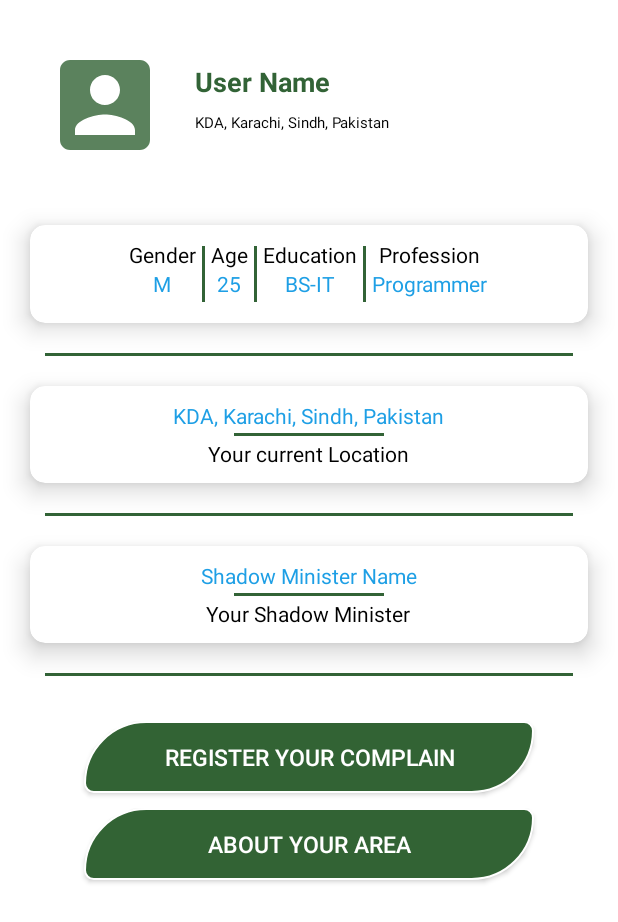
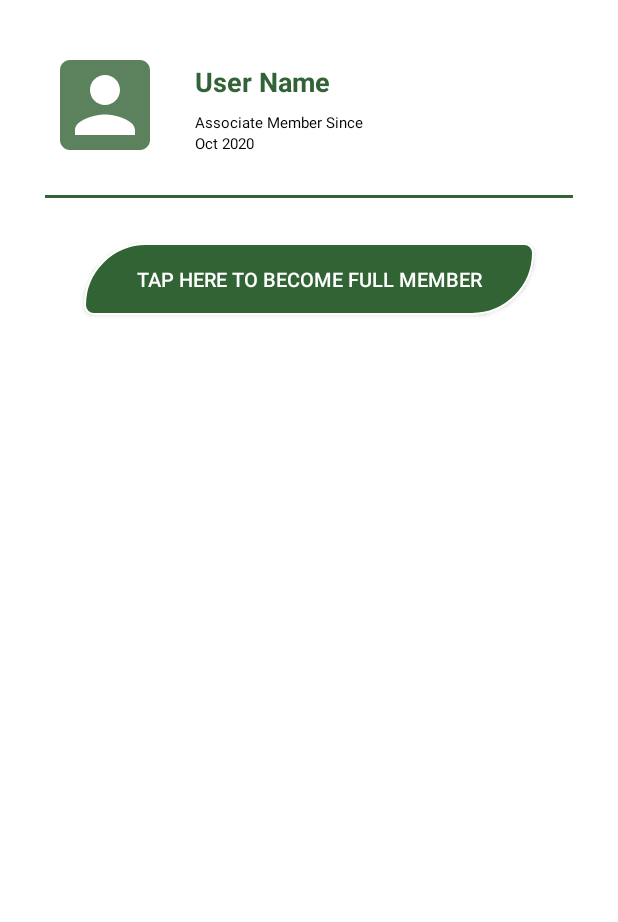
Before and after one commit to Ubaid37official/InsanParty, an Android app: the MemberLoginActivity screen opened directly, with no data from a screen before it, after a tap on "LOGIN", on a phone screen of 412 x 824 dp. Shown: the top 922 px of the screen. Run offline under Robolectric (Android 15) with nearby library versions, the light colour scheme and no system bars.

Commit message:
added member home design

```diff
--- a/app/src/main/AndroidManifest.xml
+++ b/app/src/main/AndroidManifest.xml
@@ -46,6 +46,9 @@
         <activity android:name="rehanfoundation.app.insanparty.member.MemberLoginActivity"
             android:screenOrientation="portrait"/>
 
+        <activity android:name="rehanfoundation.app.insanparty.member.MemberHomeActivity"
+            android:screenOrientation="portrait"/>
+
         <activity android:name="rehanfoundation.app.insanparty.member.MemberMenuActivity"
             android:screenOrientation="portrait"/>
 
--- /dev/null
+++ b/app/src/main/java/rehanfoundation/app/insanparty/member/MemberHomeActivity.java
@@ -0,0 +1,30 @@
+package rehanfoundation.app.insanparty.member;
+
+
+import android.app.Activity;
+import android.content.Intent;
+import android.os.Bundle;
+import android.widget.Button;
+import android.widget.TextView;
+
+import androidx.annotation.Nullable;
+
+import rehanfoundation.app.insanparty.R;
+
+public class MemberHomeActivity extends Activity {
+
+    private TextView name,joinDate;
+    private Button fullMember;
+
+    @Override
+    protected void onCreate(@Nullable Bundle savedInstanceState) {
+        super.onCreate(savedInstanceState);
+        setContentView(R.layout.activity_memberhome);
+
+
+        name = (TextView)findViewById(R.id.name);
+        joinDate = (TextView)findViewById(R.id.joinDate);
+        fullMember = (Button) findViewById(R.id.fullMember);
+
+    }
+}
--- a/app/src/main/java/rehanfoundation/app/insanparty/member/MemberLoginActivity.java
+++ b/app/src/main/java/rehanfoundation/app/insanparty/member/MemberLoginActivity.java
@@ -34,8 +34,14 @@ public class MemberLoginActivity extends Activity {
         login.setOnClickListener(new View.OnClickListener() {
             @Override
             public void onClick(View v) {
-                Intent intent = new Intent(getApplicationContext(), UserHomeActivity.class);
+                final String Email = email.getText().toString();
+                final String Password = password.getText().toString();
+
+                Intent intent = new Intent(getApplicationContext(),MemberHomeActivity.class);
                 startActivity(intent);
+
+
+
             }
         });
 
--- a/app/src/main/java/rehanfoundation/app/insanparty/user/UserHomeActivity.java
+++ b/app/src/main/java/rehanfoundation/app/insanparty/user/UserHomeActivity.java
@@ -1,6 +1,7 @@
 package rehanfoundation.app.insanparty.user;
 
 import android.app.Activity;
+import android.content.Intent;
 import android.os.Bundle;
 import android.widget.Button;
 import android.widget.TextView;
--- /dev/null
+++ b/app/src/main/res/layout/activity_memberhome.xml
@@ -0,0 +1,93 @@
+<?xml version="1.0" encoding="utf-8"?>
+<LinearLayout xmlns:android="http://schemas.android.com/apk/res/android"
+    xmlns:app="http://schemas.android.com/apk/res-auto"
+    android:orientation="vertical"
+    android:layout_width="match_parent"
+    android:layout_height="match_parent"
+    android:background="#ffffff">
+
+    <LinearLayout
+        android:layout_width="match_parent"
+        android:layout_height="wrap_content"
+        android:orientation="horizontal"
+        android:layout_margin="10dp">
+        <ImageView
+            android:layout_width="80dp"
+            android:layout_height="80dp"
+            android:src="@drawable/ic_usericon"
+            android:layout_marginRight="10dp"
+            android:layout_marginTop="20dp"
+            android:layout_marginBottom="10dp"
+            android:layout_marginLeft="20dp"/>
+
+        <LinearLayout
+            android:layout_width="match_parent"
+            android:layout_height="wrap_content"
+            android:orientation="vertical"
+            android:layout_margin="10dp">
+
+            <TextView
+                android:id="@+id/name"
+                android:layout_width="wrap_content"
+                android:layout_height="wrap_content"
+                android:layout_marginTop="22dp"
+                android:text="User Name"
+                android:textColor="#326336"
+                android:textSize="18sp"
+                android:textStyle="bold"/>
+
+            <TextView
+                android:layout_width="wrap_content"
+                android:layout_height="wrap_content"
+                android:textColor="#000000"
+                android:textSize="10sp"
+                android:text="Associate Member Since"
+                android:layout_marginTop="8dp"
+                />
+
+            <TextView
+                android:id="@+id/joinDate"
+                android:layout_width="wrap_content"
+                android:layout_height="wrap_content"
+                android:textColor="#000000"
+                android:textSize="10sp"
+                android:text="Oct 2020"
+
+                />
+
+        </LinearLayout>
+
+    </LinearLayout>
+
+
+    <View
+        android:layout_width="match_parent"
+        android:layout_height="2dp"
+        android:background="#326336"
+        android:layout_marginLeft="30dp"
+        android:layout_marginRight="30dp"
+        android:layout_marginTop="0dp"
+        android:layout_marginBottom="0dp"
+        />
+
+
+    <Button
+        android:id="@+id/fullMember"
+        android:layout_width="300dp"
+        android:layout_height="wrap_content"
+        android:layout_marginLeft="30dp"
+        android:layout_marginRight="30dp"
+        android:layout_marginTop="30dp"
+        android:text="Tap here to become Full Member"
+        android:textColor="#ffffff"
+        android:textSize="13sp"
+        android:background="@drawable/roundbutton"
+        android:layout_gravity="center_horizontal"/>
+
+
+
+
+
+
+
+</LinearLayout>
```
Also changed, not shown: app/build.gradle (+6 -6 lines), app/src/main/java/rehanfoundation/app/insanparty/model/ApiUserResponse.java (added, +60 -0 lines), app/src/main/java/rehanfoundation/app/insanparty/user/UserLoginActivity.java (+42 -7 lines), app/src/main/java/rehanfoundation/app/insanparty/volleyUtil/Constants.java (added, +11 -0 lines), app/src/main/java/rehanfoundation/app/insanparty/volleyUtil/VolleySingleton.java (added, +38 -0 lines).
